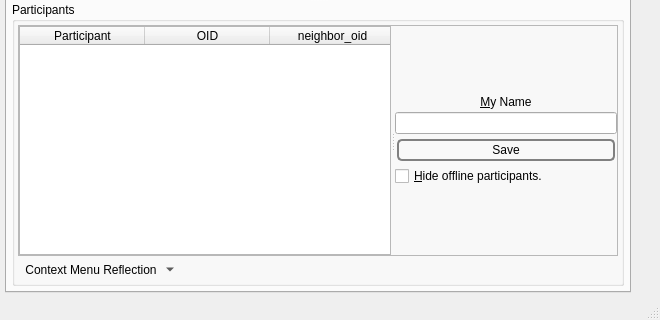
This is branches/trunk/GoldBug-UI/spot-on-controlcenter.ui in textbrowser/spot-on as Qt 5 draws it before an edit; both pictures show x 0 to 660 and y 480 to 800 of the 660 by 800 pixel window. The edited form follows.
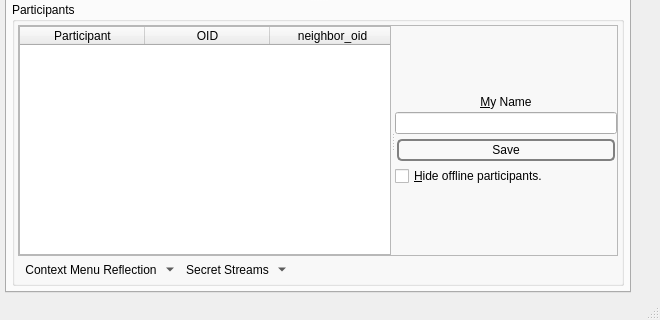
This is the edited form. The open tabs and pages were chosen to show the change. Icons and pictures are not drawn. Custom widgets are drawn as their Qt base class.

```diff
--- a/branches/trunk/GoldBug-UI/spot-on-controlcenter.ui
+++ b/branches/trunk/GoldBug-UI/spot-on-controlcenter.ui
@@ -1150,6 +1150,8 @@
                 </widget>
                </item>
                <item>
+                <layout class="QHBoxLayout" name="horizontalLayout_10">
+                 <item>
                 <widget class="QToolButton" name="chatActionMenu">
                  <property name="toolTip">
                   <string>Right-mouse context menu as a button for tablets.</string>
@@ -1191,6 +1193,41 @@
                  </property>
                 </widget>
                </item>
+                 <item>
+                  <widget class="QToolButton" name="chatSecrets">
+                   <property name="toolTip">
+                    <string>Secret Streams</string>
+                   </property>
+                   <property name="text">
+                    <string>Secret Streams</string>
+                   </property>
+                   <property name="icon">
+                    <iconset resource="../Icons/icons.qrc">
+                     <normaloff>:/generic/menu.png</normaloff>:/generic/menu.png</iconset>
+                   </property>
+                   <property name="popupMode">
+                    <enum>QToolButton::MenuButtonPopup</enum>
+                   </property>
+                   <property name="autoRaise">
+                    <bool>true</bool>
+                   </property>
+                  </widget>
+                 </item>
+                 <item>
+                  <spacer name="horizontalSpacer">
+                   <property name="orientation">
+                    <enum>Qt::Horizontal</enum>
+                   </property>
+                   <property name="sizeHint" stdset="0">
+                    <size>
+                     <width>40</width>
+                     <height>20</height>
+                    </size>
+                   </property>
+                  </spacer>
+                 </item>
+                </layout>
+               </item>
               </layout>
              </widget>
             </widget>
```
Left out of the diff: 21 changed lines with no effect on the pictures. Lines whose indentation alone changed are shown as unchanged.
